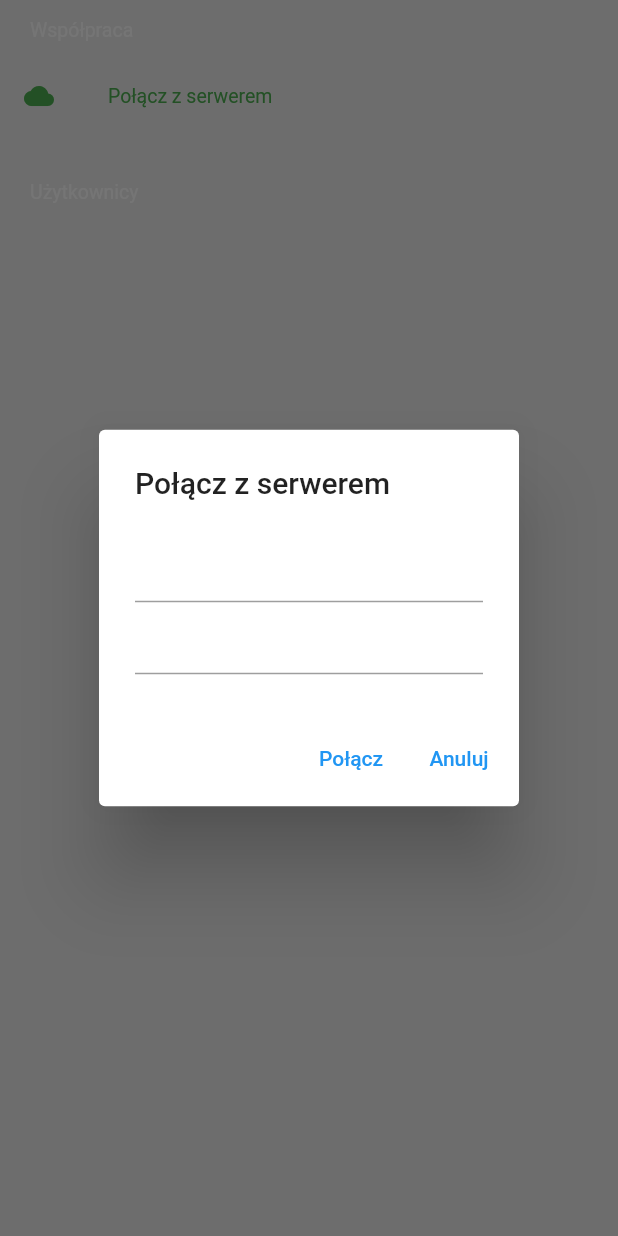
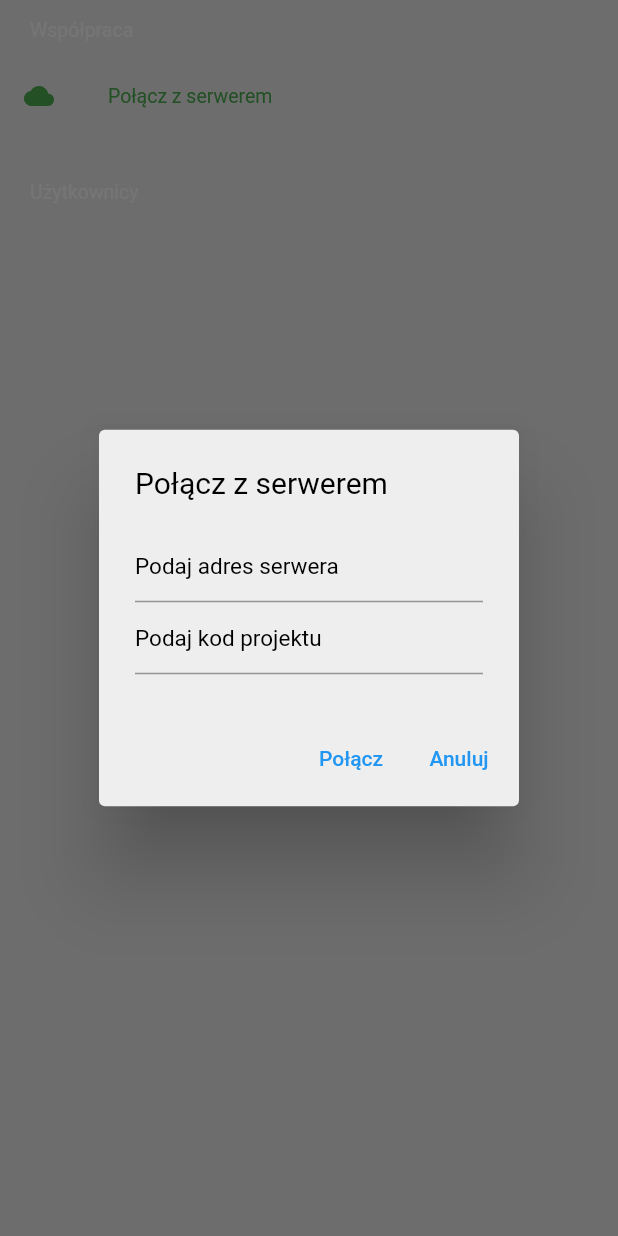
Before and after one commit to marcin-bialek/analysis_tool, a Flutter app: the SideMenuCollaboration widget shown alone on an empty page, opened directly, after a tap on "Połącz z serwerem", on a phone screen of 412 x 824 dp. Run offline on Flutter 3.47's test engine with Material 2 defaults, Android fonts, the phone set to English and light mode, and no system bars; our stand-ins replace csv, file_picker, scrollable_positioned_list, shared_preferences, socket_io_client; missing offline and left inert: dart:html, flex_color_picker, multi_split_view; accounts and stored records are empty.

Commit message:
use themes in dialogs

```diff
--- a/lib/views/dialogs.dart
+++ b/lib/views/dialogs.dart
@@ -15,6 +15,10 @@ Future<T?> showGenericDialog<T>({
       return AlertDialog(
         title: Text(title),
         content: content,
+        backgroundColor: Theme.of(context).canvasColor,
+        titleTextStyle:
+            Theme.of(context).textTheme.bodyText2!.copyWith(fontSize: 20.0),
+        contentTextStyle: Theme.of(context).textTheme.bodyText2,
         actions: actions.keys.map((k) {
           final v = actions[k];
           return TextButton(
--- a/lib/views/home/side_menu_collaboration.dart
+++ b/lib/views/home/side_menu_collaboration.dart
@@ -170,14 +170,16 @@ class _SideMenuCollaborationState extends State<SideMenuCollaboration> {
         children: [
           TextField(
             controller: _serverAddressController,
-            decoration: const InputDecoration(
+            decoration: InputDecoration(
               hintText: 'Podaj adres serwera',
+              hintStyle: Theme.of(context).textTheme.bodyText2,
             ),
           ),
           TextField(
             controller: _passcodeController,
-            decoration: const InputDecoration(
+            decoration: InputDecoration(
               hintText: 'Podaj kod projektu',
+              hintStyle: Theme.of(context).textTheme.bodyText2,
             ),
           ),
         ],
@@ -204,8 +206,9 @@ class _SideMenuCollaborationState extends State<SideMenuCollaboration> {
       title: 'Wyślij projekt na serwer',
       content: TextField(
         controller: _serverAddressController,
-        decoration: const InputDecoration(
+        decoration: InputDecoration(
           hintText: 'Podaj adres serwera',
+          hintStyle: Theme.of(context).textTheme.bodyText2,
         ),
       ),
       actions: {
```
